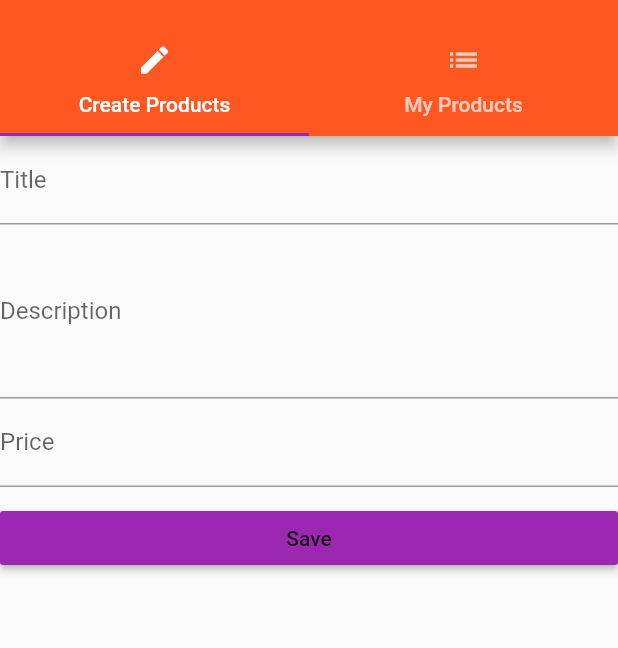
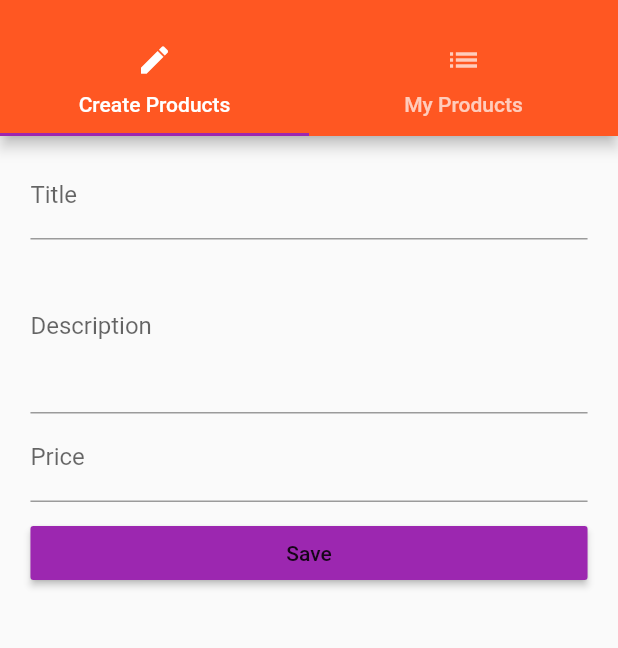
Before and after one commit to kamrancr7/FlutterPractice, a Flutter app: the ProductAdmin screen opened by its route, on a phone screen of 412 x 824 dp, the part 59-707 px from its top. Run offline on Flutter 3.47's test engine with Material 2 defaults, Android fonts, the phone set to English and light mode, and no system bars.

```diff
--- a/lib/pages/create_products.dart
+++ b/lib/pages/create_products.dart
@@ -15,12 +15,19 @@ class _CreateProductsPageState extends State<CreateProductsPage> {
   String _titleValue;
   String _descriptionValue;
   double _priceValue;
+  final GlobalKey<FormState> _formKey = GlobalKey<FormState>();
 
   // For Title Text Field
   Widget _buildTitleTextField() {
-    return TextField(
+    return TextFormField(
       decoration: InputDecoration(labelText: "Title"),
-      onChanged: (String value) {
+      //autovalidate: true,
+      validator: (String value){
+        if(value.isEmpty){
+          return "Title is required";
+        }
+      },
+      onSaved: (String value) {
         setState(() {
           _titleValue = value;
         });
@@ -30,10 +37,10 @@ class _CreateProductsPageState extends State<CreateProductsPage> {
 
   // For Description Text Field
   Widget _buildDescriptionTextField() {
-    return TextField(
+    return TextFormField(
       maxLines: 4,
       decoration: InputDecoration(labelText: "Description"),
-      onChanged: (String value) {
+      onSaved: (String value) {
         setState(() {
           _descriptionValue = value;
         });
@@ -43,9 +50,9 @@ class _CreateProductsPageState extends State<CreateProductsPage> {
 
   // For Price Text Field
   Widget _buildPriceTextField() {
-    return TextField(
+    return TextFormField(
       decoration: InputDecoration(labelText: "Price"),
-      onChanged: (String value) {
+      onSaved: (String value) {
         setState(() {
           _priceValue = double.parse(value);
         });
@@ -55,8 +62,11 @@ class _CreateProductsPageState extends State<CreateProductsPage> {
   }
 
   // For Save button pressed
-  void _submitForm(){
-
+  void _submitForm() {
+    if(!_formKey.currentState.validate()){
+      return;
+    }
+    _formKey.currentState.save();
     final Map<String, dynamic> product = {
       'title': _titleValue,
       'description': _descriptionValue,
@@ -70,7 +80,15 @@ class _CreateProductsPageState extends State<CreateProductsPage> {
 
   @override
   Widget build(BuildContext context) {
-    return ListView(
+    final double deviceWidth = MediaQuery.of(context).size.width;
+    final double targetWidth = deviceWidth > 550.0 ? 500.0 : deviceWidth * 0.95;
+    final double targetPadding = deviceWidth - targetWidth;
+    return Container(
+      margin: EdgeInsets.all(10.0),
+      child: Form(
+        key: _formKey,
+        child: ListView(
+          padding: EdgeInsets.symmetric(horizontal: targetPadding / 2),
           children: <Widget>[
             _buildTitleTextField(),
             _buildDescriptionTextField(),
@@ -84,6 +102,8 @@ class _CreateProductsPageState extends State<CreateProductsPage> {
               onPressed: _submitForm,
             )
           ],
+        ),
+      ),
     );
   }
 }
```
Lines whose indentation alone changed are shown as unchanged.
